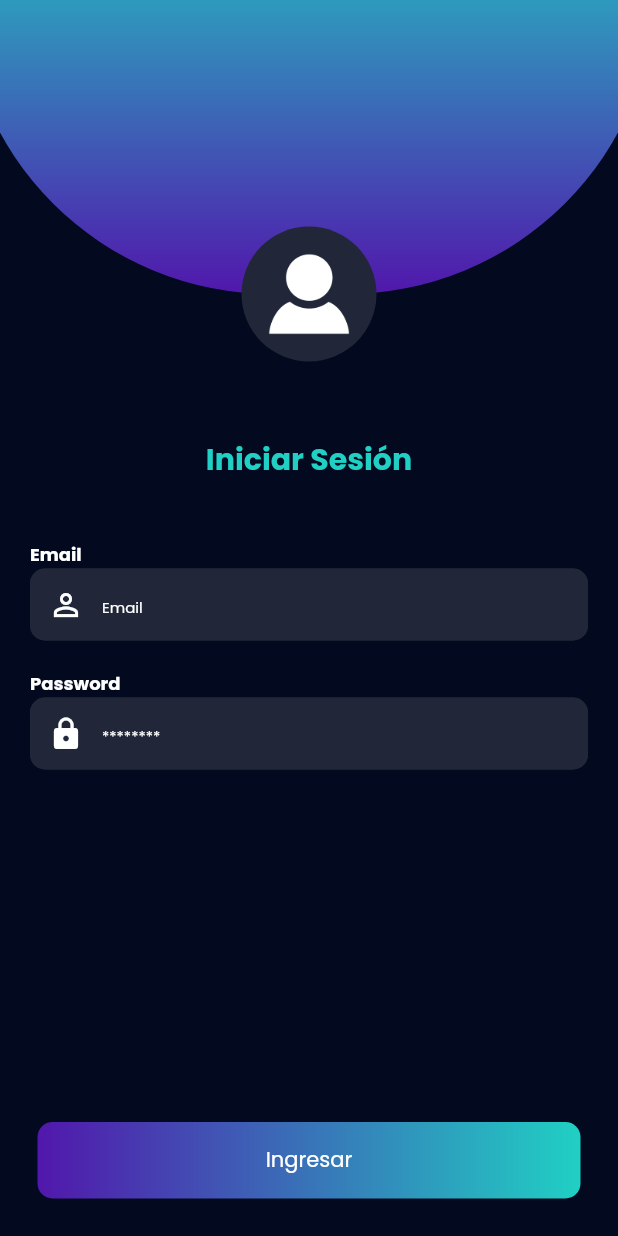
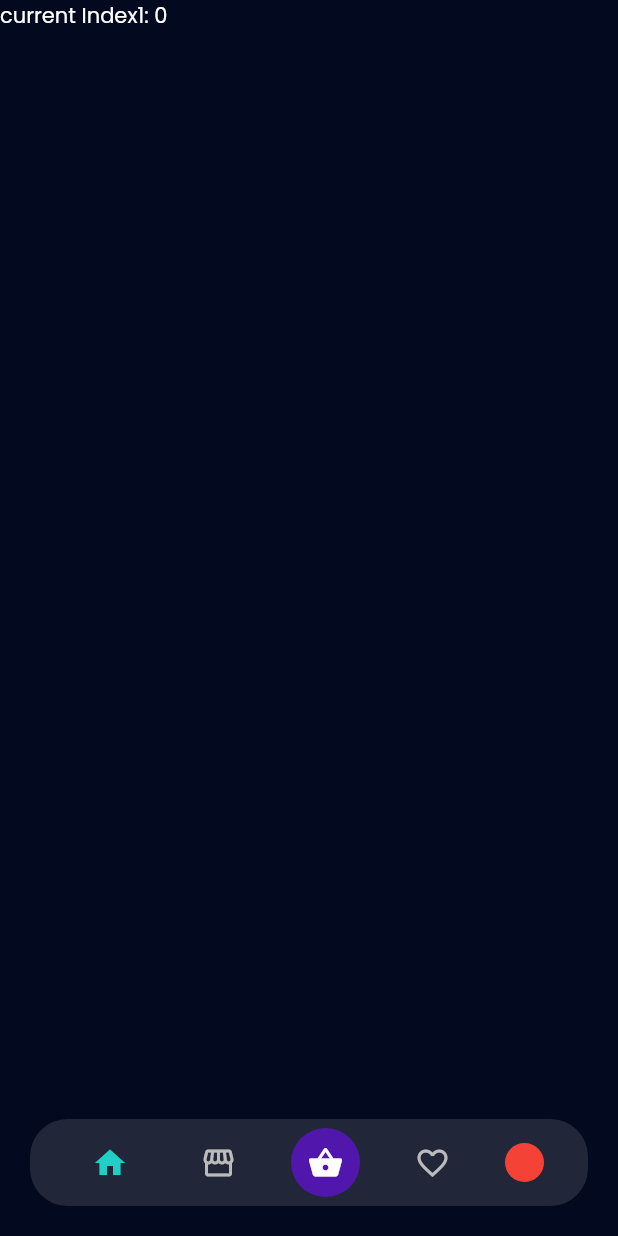
Before and after one commit to DerekMazino/u_commerce_prototype, a Flutter app: the screen it shows after launch, on a phone screen of 412 x 824 dp. Run offline on Flutter 3.47's test engine with Material 2 defaults, Android fonts, the phone set to English and light mode, and no system bars; our stand-ins replace google_fonts.

```diff
--- /dev/null
+++ b/lib/theming_and_state_managment/app/home/home_screen.dart
@@ -0,0 +1,119 @@
+import 'package:flutter/material.dart';
+import 'package:u_commerce_prototype/theming_and_state_managment/app/theme.dart';
+
+class HomeScreen extends StatefulWidget {
+  const HomeScreen({Key? key}) : super(key: key);
+
+  @override
+  State<HomeScreen> createState() => _HomeScreenState();
+}
+
+class _HomeScreenState extends State<HomeScreen> {
+  int currentIndex = 0;
+  @override
+  Widget build(BuildContext context) {
+    return Scaffold(
+      body: Column(
+        crossAxisAlignment: CrossAxisAlignment.stretch,
+        children: [
+          Expanded(
+              child: IndexedStack(
+            index: currentIndex,
+            children: [
+              Text('current Index1: $currentIndex'),
+              Text('current Index2: $currentIndex'),
+              Text('current Index3: $currentIndex'),
+              Text('current Index4: $currentIndex'),
+              Text('current Index5: $currentIndex'),
+            ],
+          )),
+          _NavigationBar(
+              index: currentIndex,
+              onIndexSelected: (index) {
+                setState(() {
+                  currentIndex = index;
+                });
+              })
+        ],
+      ),
+    );
+  }
+}
+
+class _NavigationBar extends StatelessWidget {
+  final int index;
+  final ValueChanged<int> onIndexSelected;
+  const _NavigationBar(
+      {Key? key, required this.index, required this.onIndexSelected})
+      : super(key: key);
+
+  @override
+  Widget build(BuildContext context) {
+    return Padding(
+      padding: const EdgeInsets.all(20.0),
+      child: DecoratedBox(
+        decoration: BoxDecoration(
+            borderRadius: BorderRadius.circular(25),
+            color: Theme.of(context).canvasColor,
+            border: Border.all(
+                color: Theme.of(context).bottomAppBarColor, width: 2)),
+        child: Padding(
+          padding: const EdgeInsets.all(5.0),
+          child: Row(
+            mainAxisAlignment: MainAxisAlignment.spaceEvenly,
+            children: [
+              Material(
+                child: IconButton(
+                  onPressed: () => onIndexSelected(0),
+                  icon: Icon(Icons.home),
+                  color: index == 0
+                      ? DeliveryColors.green
+                      : DeliveryColors.lightGrey,
+                ),
+              ),
+              Material(
+                child: IconButton(
+                  onPressed: () => onIndexSelected(1),
+                  icon: Icon(Icons.storefront),
+                  color: index == 1
+                      ? DeliveryColors.green
+                      : DeliveryColors.lightGrey,
+                ),
+              ),
+              Material(
+                child: CircleAvatar(
+                    backgroundColor: DeliveryColors.purple,
+                    radius: 23,
+                    child: IconButton(
+                      onPressed: () => onIndexSelected(2),
+                      icon: Icon(Icons.shopping_basket),
+                      color: index == 2
+                          ? DeliveryColors.green
+                          : DeliveryColors.white,
+                    )),
+              ),
+              Material(
+                child: IconButton(
+                  onPressed: () => onIndexSelected(3),
+                  icon: Icon(Icons.favorite_border),
+                  color: index == 3
+                      ? DeliveryColors.green
+                      : DeliveryColors.lightGrey,
+                ),
+              ),
+              Material(
+                child: InkWell(
+                  onTap: () => onIndexSelected(4),
+                  child: CircleAvatar(
+                    radius: 13,
+                    backgroundColor: Colors.red,
+                  ),
+                ),
+              ),
+            ],
+          ),
+        ),
+      ),
+    );
+  }
+}
--- a/lib/theming_and_state_managment/app/login/login_screen.dart
+++ b/lib/theming_and_state_managment/app/login/login_screen.dart
@@ -1,4 +1,5 @@
 import 'package:flutter/material.dart';
+import 'package:u_commerce_prototype/theming_and_state_managment/app/home/home_screen.dart';
 import 'package:u_commerce_prototype/theming_and_state_managment/app/theme.dart';
 
 const logoSize = 45.0;
@@ -119,6 +120,7 @@ class LoginScreen extends StatelessWidget {
           ),
           Padding(
             padding: EdgeInsets.all(25),
+            child: InkWell(
               child: Container(
                   decoration: BoxDecoration(
                       //shape: BoxShape.rectangle,
@@ -136,6 +138,12 @@ class LoginScreen extends StatelessWidget {
                       textAlign: TextAlign.center,
                     ),
                   )),
+              onTap: () {
+                Navigator.of(context).pushReplacement(MaterialPageRoute(
+                  builder: (_) => HomeScreen(),
+                ));
+              },
+            ),
           )
         ],
       ),
--- a/lib/theming_and_state_managment/app/splash/splash_screen.dart
+++ b/lib/theming_and_state_managment/app/splash/splash_screen.dart
@@ -1,6 +1,7 @@
 import 'dart:async';
 
 import 'package:flutter/material.dart';
+import 'package:u_commerce_prototype/theming_and_state_managment/app/home/home_screen.dart';
 import 'package:u_commerce_prototype/theming_and_state_managment/app/login/login_screen.dart';
 import 'package:u_commerce_prototype/theming_and_state_managment/app/theme.dart';
 
@@ -14,7 +15,7 @@ class _SplashScreenState extends State<SplashScreen> {
   void initState() {
     Future.delayed(const Duration(seconds: 4), () {
       Navigator.of(context).pushReplacement(MaterialPageRoute(
-        builder: (_) => LoginScreen(),
+        builder: (_) => HomeScreen(),
       ));
     });
     super.initState();
--- a/lib/theming_and_state_managment/app/theme.dart
+++ b/lib/theming_and_state_managment/app/theme.dart
@@ -15,8 +15,13 @@ class DeliveryColors {
 final deliveryGradient = [DeliveryColors.green, DeliveryColors.purple];
 
 final lightTheme = ThemeData(
+  appBarTheme: AppBarTheme(
+    color: DeliveryColors.white,
+    //textTheme: ,
+  ),
   canvasColor: DeliveryColors.white,
   accentColor: DeliveryColors.purple,
+  bottomAppBarColor: DeliveryColors.veryLightGrey,
   textTheme: GoogleFonts.poppinsTextTheme().apply(
     bodyColor: DeliveryColors.purple,
     displayColor: DeliveryColors.purple,
@@ -35,9 +40,13 @@ final lightTheme = ThemeData(
   iconTheme: IconThemeData(color: DeliveryColors.purple),
 );
 final darkTheme = ThemeData(
+  appBarTheme: AppBarTheme(
+    color: DeliveryColors.purple,
+  ),
   canvasColor: DeliveryColors.grey,
   scaffoldBackgroundColor: DeliveryColors.dark,
   accentColor: DeliveryColors.white,
+  bottomAppBarColor: Colors.transparent,
   textTheme: GoogleFonts.poppinsTextTheme().apply(
     bodyColor: DeliveryColors.white,
     displayColor: DeliveryColors.white,
```
Lines whose indentation alone changed are shown as unchanged.
